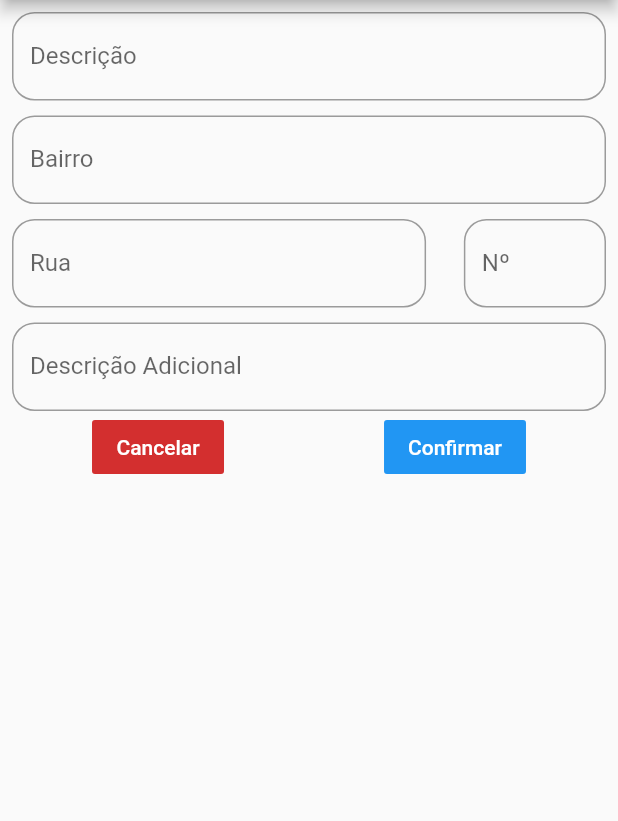
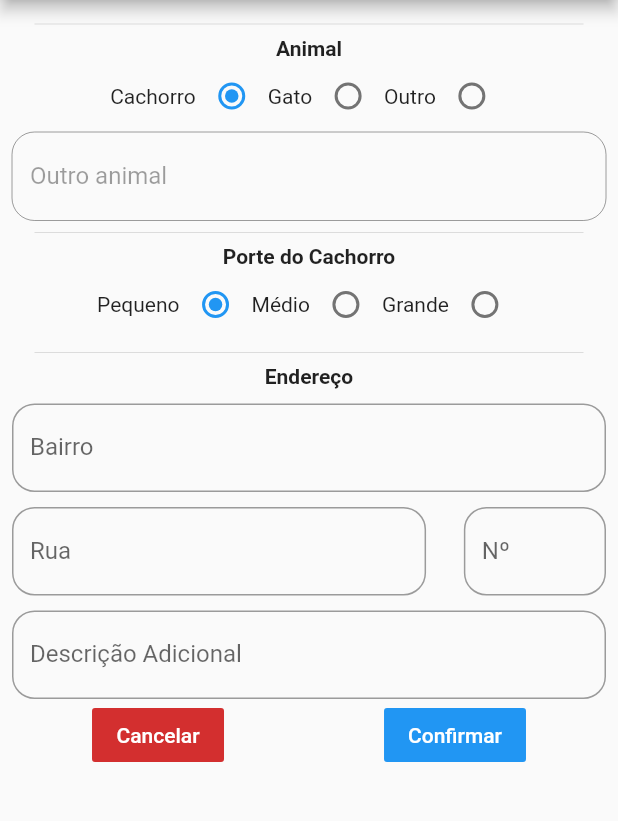
Before and after one commit to Giebmeyer/Pet99, a Flutter app: the adicionarColeta screen opened directly, on a phone screen of 412 x 824 dp, the part 84-905 px from its top. Run offline on Flutter 3.47's test engine with Material 2 defaults, Android fonts, the phone set to English and light mode, and no system bars.

Commit message:
Alteração no código.

```diff
--- a/Pet99/lib/addColeta_Page.dart
+++ b/Pet99/lib/addColeta_Page.dart
@@ -15,14 +15,18 @@ class adicionarColeta extends StatefulWidget {
 class _adicionarColetaState extends State<adicionarColeta> {
   GlobalKey<FormState> _key = new GlobalKey();
   bool _validate = false;
-  TextEditingController _Descricao = new TextEditingController();
   TextEditingController _Bairro = new TextEditingController();
   TextEditingController _Rua = new TextEditingController();
   TextEditingController _Numero = new TextEditingController();
   TextEditingController _DescricaoAdicional = new TextEditingController();
+  String _tipoAnimal = "Cachorro";
+  String _porteAnimal = "pequeno";
+  bool _habilitaText = false;
 
   @override
   Widget build(BuildContext context) {
+    bool _value = false;
+
     return Scaffold(
         appBar: AppBar(
           title: Text("Nova Coleta | Pet99"),
@@ -38,17 +42,108 @@ class _adicionarColetaState extends State<adicionarColeta> {
                   child: Container(
                     child: Column(
                       children: [
+                        Divider(
+                          endIndent: 15,
+                          indent: 15,
+                        ),
+                        Text("Animal",
+                            style: TextStyle(fontWeight: FontWeight.bold)),
+                        Row(
+                          mainAxisAlignment: MainAxisAlignment.center,
+                          children: [
+                            Text("Cachorro"),
+                            Radio(
+                              value: "Cachorro",
+                              groupValue: _tipoAnimal,
+                              onChanged: (value) {
+                                setState(() {
+                                  _habilitaText = false;
+                                  _tipoAnimal = value.toString();
+                                });
+                              },
+                            ),
+                            Text("Gato"),
+                            Radio(
+                              value: "Gato",
+                              groupValue: _tipoAnimal,
+                              onChanged: (value) {
+                                setState(() {
+                                  _habilitaText = false;
+                                  _tipoAnimal = value.toString();
+                                });
+                              },
+                            ),
+                            Text("Outro"),
+                            Radio(
+                              value: "Outro",
+                              groupValue: _tipoAnimal,
+                              onChanged: (value) {
+                                setState(() {
+                                  _habilitaText = true;
+                                  _tipoAnimal = value.toString();
+                                });
+                              },
+                            ),
+                          ],
+                        ),
                         TextFormField(
-                          controller: _Descricao,
-                          validator: validarNomeTarefa,
+                          onChanged: (value) {
+                            _tipoAnimal = value.toString();
+                          },
                           decoration: InputDecoration(
-                            labelText: "Descrição",
-                            hintText: "Cachorro Pequeno, Macho",
-                            hintStyle: TextStyle(fontSize: 12),
+                            enabled: _habilitaText,
+                            labelText: "Outro animal",
                             border: OutlineInputBorder(
                                 borderRadius: BorderRadius.circular(15.0)),
                           ),
                         ),
+                        Divider(
+                          endIndent: 15,
+                          indent: 15,
+                        ),
+                        Text("Porte do " + _tipoAnimal,
+                            style: TextStyle(fontWeight: FontWeight.bold)),
+                        Row(
+                          mainAxisAlignment: MainAxisAlignment.center,
+                          children: [
+                            Text("Pequeno"),
+                            Radio(
+                              value: "pequeno",
+                              groupValue: _porteAnimal,
+                              onChanged: (value) {
+                                setState(() {
+                                  _porteAnimal = value.toString();
+                                });
+                              },
+                            ),
+                            Text("Médio"),
+                            Radio(
+                              value: "médio",
+                              groupValue: _porteAnimal,
+                              onChanged: (value) {
+                                setState(() {
+                                  _porteAnimal = value.toString();
+                                });
+                              },
+                            ),
+                            Text("Grande"),
+                            Radio(
+                              value: "grande",
+                              groupValue: _porteAnimal,
+                              onChanged: (value) {
+                                setState(() {
+                                  _porteAnimal = value.toString();
+                                });
+                              },
+                            ),
+                          ],
+                        ),
+                        Divider(
+                          endIndent: 15,
+                          indent: 15,
+                        ),
+                        Text("Endereço",
+                            style: TextStyle(fontWeight: FontWeight.bold)),
                         SizedBox(height: 10),
                         TextFormField(
                           controller: _Bairro,
@@ -140,12 +235,12 @@ class _adicionarColetaState extends State<adicionarColeta> {
   void _addToDo() {
     setState(() {
       Map<String, dynamic> newToDo = Map();
-      newToDo["title"] = _Descricao.text.trim();
+      newToDo["tipoAnimal"] = _tipoAnimal.trim();
+      newToDo["porteAnimal"] = _porteAnimal.trim();
       newToDo["bairro"] = _Bairro.text.trim();
-      newToDo["endereco"] = _Rua.text.trim();
+      newToDo["rua"] = _Rua.text.trim();
       newToDo["numero"] = _Numero.text.trim();
       newToDo["DescricaoAdicional"] = _DescricaoAdicional.text.trim();
-      _Descricao.clear();
       _Bairro.clear();
       _Rua.clear();
       _Numero.clear();
```
Also changed, not shown: Pet99/lib/main.dart (+36 -41 lines), 1 other file.
